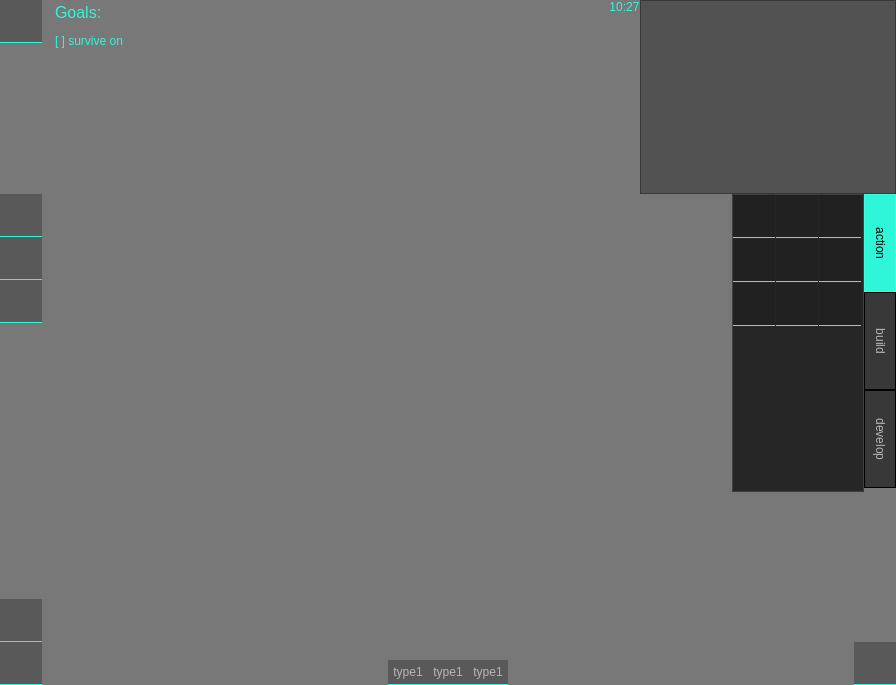
Old version of the form src/ui/battle_widget.ui in the repository k88936/UnRustedWarfare.
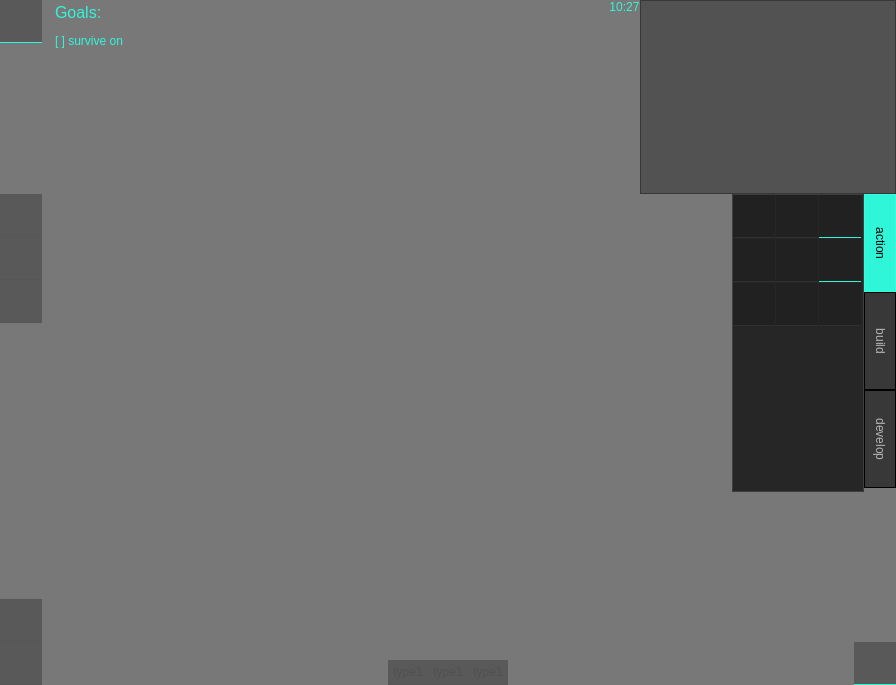
New version of the form. Icons and pictures are not drawn. Custom widgets are drawn as their Qt base class.

```diff
--- a/src/ui/battle_widget.ui
+++ b/src/ui/battle_widget.ui
@@ -520,6 +520,9 @@
        </property>
        <item>
         <widget class="QPushButton" name="button_pause">
+         <property name="enabled">
+          <bool>false</bool>
+         </property>
          <property name="sizePolicy">
           <sizepolicy hsizetype="Minimum" vsizetype="Minimum">
            <horstretch>0</horstretch>
@@ -549,6 +552,9 @@
        </item>
        <item>
         <widget class="QPushButton" name="pushButton">
+         <property name="enabled">
+          <bool>false</bool>
+         </property>
          <property name="focusPolicy">
           <enum>Qt::FocusPolicy::NoFocus</enum>
          </property>
@@ -569,6 +575,9 @@
        </item>
        <item>
         <widget class="QPushButton" name="button_speed">
+         <property name="enabled">
+          <bool>false</bool>
+         </property>
          <property name="tabletTracking">
           <bool>false</bool>
          </property>
@@ -687,6 +696,9 @@
          </property>
          <item row="1" column="0">
           <widget class="QPushButton" name="button_fix">
+           <property name="enabled">
+            <bool>false</bool>
+           </property>
            <property name="sizePolicy">
             <sizepolicy hsizetype="Preferred" vsizetype="Preferred">
              <horstretch>0</horstretch>
@@ -710,6 +722,9 @@
          </item>
          <item row="0" column="0">
           <widget class="QPushButton" name="button_upgrade">
+           <property name="enabled">
+            <bool>false</bool>
+           </property>
            <property name="sizePolicy">
             <sizepolicy hsizetype="Preferred" vsizetype="Preferred">
              <horstretch>0</horstretch>
@@ -733,6 +748,9 @@
          </item>
          <item row="0" column="1">
           <widget class="QPushButton" name="button_explore">
+           <property name="enabled">
+            <bool>false</bool>
+           </property>
            <property name="sizePolicy">
             <sizepolicy hsizetype="Preferred" vsizetype="Preferred">
              <horstretch>0</horstretch>
@@ -756,6 +774,9 @@
          </item>
          <item row="3" column="1">
           <widget class="QPushButton" name="button_patrol">
+           <property name="enabled">
+            <bool>false</bool>
+           </property>
            <property name="sizePolicy">
             <sizepolicy hsizetype="Preferred" vsizetype="Preferred">
              <horstretch>0</horstretch>
@@ -779,6 +800,9 @@
          </item>
          <item row="3" column="0">
           <widget class="QPushButton" name="button_delete">
+           <property name="enabled">
+            <bool>false</bool>
+           </property>
            <property name="sizePolicy">
             <sizepolicy hsizetype="Preferred" vsizetype="Preferred">
              <horstretch>0</horstretch>
@@ -825,6 +849,9 @@
          </item>
          <item row="3" column="2">
           <widget class="QPushButton" name="button_stay">
+           <property name="enabled">
+            <bool>false</bool>
+           </property>
            <property name="sizePolicy">
             <sizepolicy hsizetype="Preferred" vsizetype="Preferred">
              <horstretch>0</horstretch>
@@ -848,6 +875,9 @@
          </item>
          <item row="1" column="1">
           <widget class="QPushButton" name="button_march">
+           <property name="enabled">
+            <bool>false</bool>
+           </property>
            <property name="sizePolicy">
             <sizepolicy hsizetype="Preferred" vsizetype="Preferred">
              <horstretch>0</horstretch>
@@ -1009,6 +1039,9 @@
        </item>
        <item>
         <widget class="QPushButton" name="button_queue_new">
+         <property name="enabled">
+          <bool>false</bool>
+         </property>
          <property name="sizePolicy">
           <sizepolicy hsizetype="Preferred" vsizetype="Preferred">
            <horstretch>0</horstretch>
@@ -1032,6 +1065,9 @@
        </item>
        <item>
         <widget class="QPushButton" name="button_queue">
+         <property name="enabled">
+          <bool>false</bool>
+         </property>
          <property name="sizePolicy">
           <sizepolicy hsizetype="Preferred" vsizetype="Preferred">
            <horstretch>0</horstretch>
@@ -1090,6 +1126,9 @@
         <layout class="QHBoxLayout" name="horizontalLayout_3">
          <item>
           <widget class="QPushButton" name="button_type">
+           <property name="enabled">
+            <bool>false</bool>
+           </property>
            <property name="sizePolicy">
             <sizepolicy hsizetype="Preferred" vsizetype="Preferred">
              <horstretch>0</horstretch>
@@ -1112,6 +1151,9 @@
          </item>
          <item>
           <widget class="QPushButton" name="pushButton_9">
+           <property name="enabled">
+            <bool>false</bool>
+           </property>
            <property name="sizePolicy">
             <sizepolicy hsizetype="Preferred" vsizetype="Preferred">
              <horstretch>0</horstretch>
@@ -1134,6 +1176,9 @@
          </item>
          <item>
           <widget class="QPushButton" name="pushButton_10">
+           <property name="enabled">
+            <bool>false</bool>
+           </property>
            <property name="sizePolicy">
             <sizepolicy hsizetype="Preferred" vsizetype="Preferred">
              <horstretch>0</horstretch>
```
